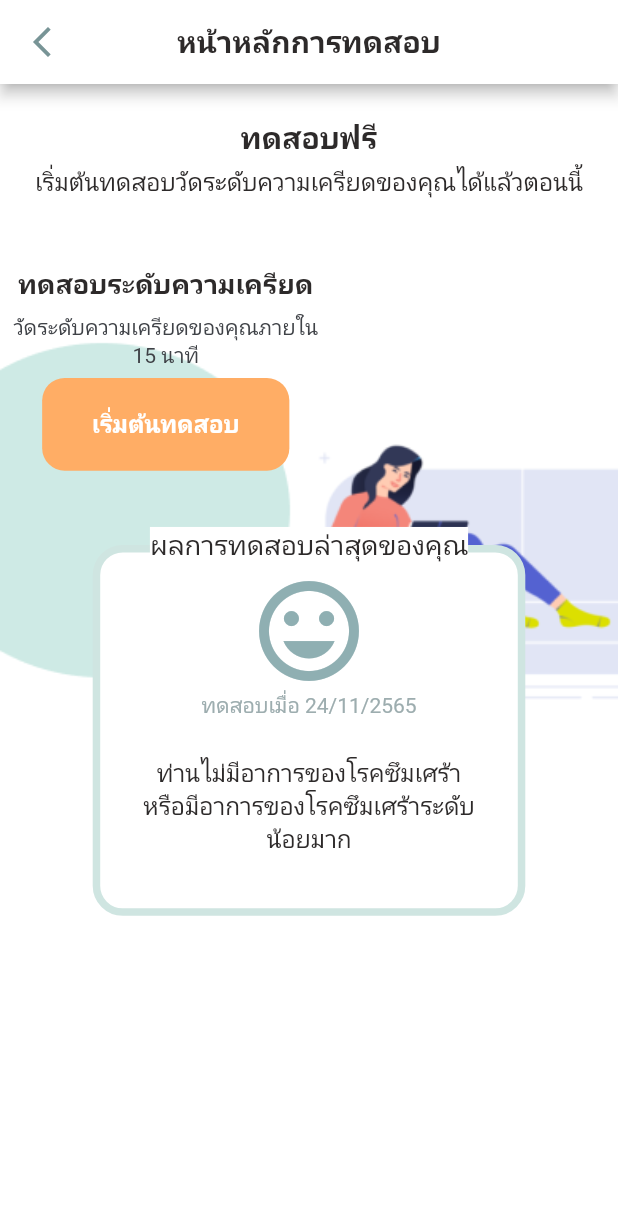
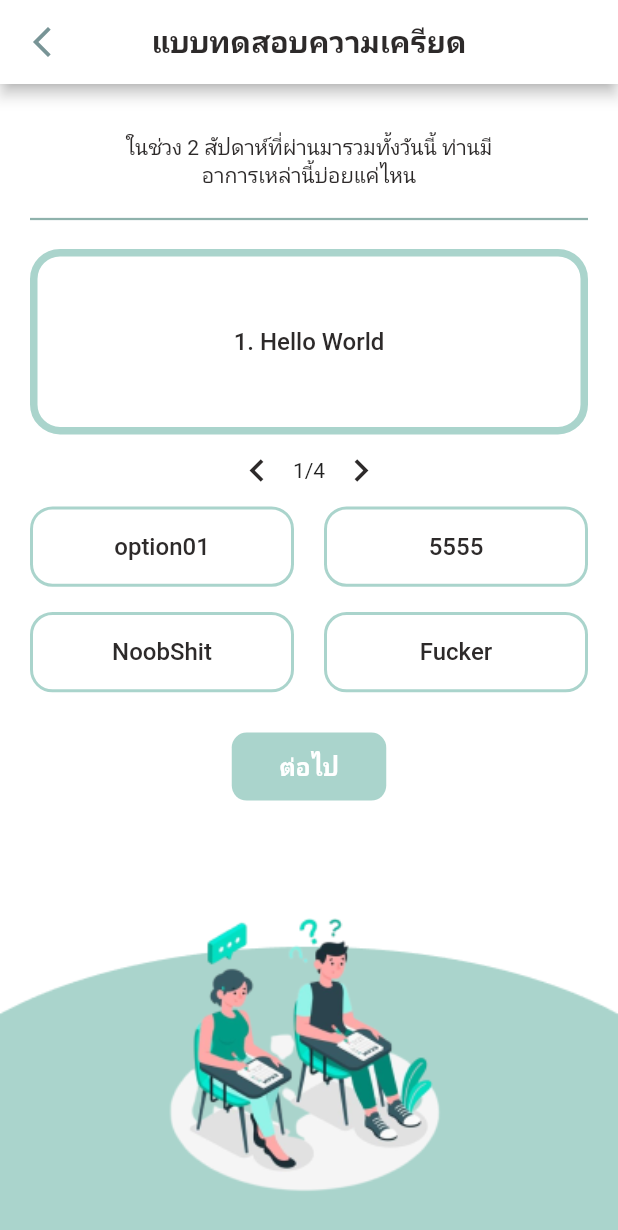
Before and after one commit to aofattaporn/jitD_fronted, a Flutter app: the ResultTest screen opened directly, after a tap on "เริ่มต้นทดสอบ", on a phone screen of 412 x 824 dp. Shown: the top 1230 px of the screen. Run offline on Flutter 3.47's test engine with Material 2 defaults, Android fonts, the light colour scheme and no system bars; our stand-ins replace bloc, equatable, firebase_auth, firebase_core, flutter_bloc, flutter_slidable and 9 more; missing offline and left inert: flutter_facebook_auth; accounts and stored records are empty; Roboto replaces fonts that are missing (Bai Jamjuree).

Commit message:
Add BLoC to doing testStress page - showing each question - showing each answer for the question - click to go next and go back

```diff
--- /dev/null
+++ b/lib/src/blocs/stress/stress_bloc.dart
@@ -0,0 +1,21 @@
+import 'package:bloc/bloc.dart';
+import 'package:equatable/equatable.dart';
+part 'stress_event.dart';
+part 'stress_state.dart';
+
+class StressBloc extends Bloc<StressEvent, StressState> {
+  StressBloc()
+      : super(StressState(
+          countQuestion: 0,
+          selectedAnswer: List.generate(9, (i) => 0),
+        )) {
+
+    on<QuestionNext>((event, emit) {
+      emit(state.copyWith(countQuestion: state.countQuestion + 1));
+    });
+
+    on<QuestionBack>((event, emit) {
+      emit(state.copyWith(countQuestion: state.countQuestion - 1));
+    });
+  }
+}
--- /dev/null
+++ b/lib/src/blocs/stress/stress_event.dart
@@ -0,0 +1,11 @@
+part of 'stress_bloc.dart';
+
+abstract class StressEvent extends Equatable {
+  const StressEvent();
+
+  @override
+  List<Object> get props => [];
+}
+
+class QuestionNext extends StressEvent {}
+class QuestionBack extends StressEvent {}
--- /dev/null
+++ b/lib/src/blocs/stress/stress_state.dart
@@ -0,0 +1,18 @@
+part of 'stress_bloc.dart';
+
+class StressState extends Equatable {
+  final int countQuestion;
+  final List selectedAnswer;
+  const StressState(
+      {required this.countQuestion, required this.selectedAnswer});
+
+  StressState copyWith({int? countQuestion, List? selectedAnswer}) {
+    return StressState(
+      countQuestion: countQuestion ?? this.countQuestion,
+      selectedAnswer: selectedAnswer ?? this.selectedAnswer,
+    );
+  }
+
+  @override
+  List<Object> get props => [countQuestion];
+}
--- a/lib/src/constant.dart
+++ b/lib/src/constant.dart
@@ -50,6 +50,8 @@ final TextStyle fontsTH14_black_bold = GoogleFonts.getFont(
     "Bai Jamjuree", fontSize: 14, color: textColor1, fontWeight: FontWeight.bold);
 final TextStyle fontsTH16_black_bold = GoogleFonts.getFont(
     "Bai Jamjuree", fontSize: 16, color: textColor1, fontWeight: FontWeight.bold);
+final TextStyle fontsTH16_black_w500 = GoogleFonts.getFont(
+    "Bai Jamjuree", fontSize: 16, color: textColor1, fontWeight: FontWeight.w500);
 final TextStyle fontsTH16_Red = GoogleFonts.getFont(
     "Bai Jamjuree", fontSize: 16, color: statusColorError);
 final TextStyle fontsTH16_Black = GoogleFonts.getFont(
--- a/lib/src/constant/constant_fonts.dart
+++ b/lib/src/constant/constant_fonts.dart
@@ -22,6 +22,8 @@ final TextStyle fontsTH12TextColor2 =
     GoogleFonts.getFont("Bai Jamjuree", fontSize: 12, color: textColor2);
 final TextStyle fontsTH14TextColor2 =
     GoogleFonts.getFont("Bai Jamjuree", fontSize: 14, color: textColor2);
+final TextStyle fontsTH14_black =
+GoogleFonts.getFont("Bai Jamjuree", fontSize: 14, color: textColor1);
 final TextStyle fontsTH16TextColor2 =
     GoogleFonts.getFont("Bai Jamjuree", fontSize: 16, color: textColor2);
 final TextStyle fontsTH20TextColor2Bold = GoogleFonts.getFont("Bai Jamjuree",
--- a/lib/src/screens/profile/ProfilePage.dart
+++ b/lib/src/screens/profile/ProfilePage.dart
@@ -22,8 +22,8 @@ import 'package:shimmer/shimmer.dart';
 import '../../blocs/user/user_bloc.dart';
 import '../../blocs/user/user_event.dart';
 import '../../constant/constant_fonts.dart';
-import '../test_stress/result_counsellor.dart';
-import '../test_stress/result_test.dart';
+import '../test_stress/consultTest.dart';
+import '../test_stress/stressTest.dart';
 import 'DialogPetName.dart';
 import 'buildMyPost.dart';
 
--- /dev/null
+++ b/lib/src/screens/test_stress/stressData.dart
@@ -0,0 +1,38 @@
+List quizData = [
+  {
+    'questionText': '1. Hello World',
+    'answer': [
+      {'text': 'option01', 'score': 0},
+      {'text': '5555', 'score': 1},
+      {'text': 'NoobShit', 'score': 0},
+      {'text': 'Fucker', 'score': 0},
+    ]
+  },
+  {
+    'questionText': '2. World Hello',
+    'answer': [
+      {'text': 'monkey', 'score': 0},
+      {'text': 'Wow', 'score': 0},
+      {'text': 'Zoo', 'score': 1},
+      {'text': 'Kangaroo', 'score': 0},
+    ]
+  },
+  {
+    'questionText': '3. World Hello',
+    'answer': [
+      {'text': 'monkey', 'score': 0},
+      {'text': 'Wow', 'score': 0},
+      {'text': 'Zoo', 'score': 1},
+      {'text': 'Kangaroo', 'score': 0},
+    ]
+  },
+  {
+    'questionText': '4. World Hello',
+    'answer': [
+      {'text': 'monkey', 'score': 0},
+      {'text': 'Wow', 'score': 0},
+      {'text': 'Zoo', 'score': 1},
+      {'text': 'Kangaroo', 'score': 0},
+    ]
+  },
+];
--- /dev/null
+++ b/lib/src/screens/test_stress/stressQuiz.dart
@@ -0,0 +1,200 @@
+import 'package:flutter/material.dart';
+import 'package:jitd_client/src/constant/constant_fonts.dart';
+import 'package:flutter_bloc/flutter_bloc.dart';
+import 'package:jitd_client/src/screens/test_stress/stressData.dart';
+import '../../blocs/stress/stress_bloc.dart';
+import '../../constant.dart';
+
+class StressQuiz extends StatefulWidget {
+  const StressQuiz({Key? key}) : super(key: key);
+
+  @override
+  State<StressQuiz> createState() => StressQuizState();
+}
+
+class StressQuizState extends State<StressQuiz> {
+  List quiz = quizData;
+
+  @override
+  Widget build(BuildContext context) {
+    return Scaffold(
+      appBar: AppBar(
+        leading: IconButton(
+          icon: const Icon(
+            Icons.arrow_back_ios_new,
+            color: secondaryColorDark,
+          ),
+          onPressed: () {
+            Navigator.pop(context);
+          },
+        ),
+        backgroundColor: Colors.white,
+        centerTitle: true,
+        title: Text(
+          "แบบทดสอบความเครียด",
+          style: fontsTH20_black_bold,
+        ),
+      ),
+      body: Container(
+        width: MediaQuery.of(context).size.width,
+        height: MediaQuery.of(context).size.height,
+        decoration: const BoxDecoration(
+            image: DecorationImage(
+                image: AssetImage("assets/images/doing_test_wallpaper.png"),
+                fit: BoxFit.cover)),
+        child: Padding(
+          padding: const EdgeInsets.all(20),
+          child: BlocProvider(
+            create: (_) => StressBloc(),
+            child: BlocBuilder<StressBloc, StressState>(
+              builder: (context, state) {
+                return Column(
+                  children: [
+                    header(context),
+                    const Divider(
+                      thickness: 1.5,
+                      color: primaryColorDark,
+                    ),
+                    questionText(context, state),
+                    questionNavigate(context, state),
+                    answerBox(state),
+                    submitButton(state, context)
+                  ],
+                );
+              },
+            ),
+          ),
+        ),
+      ),
+    );
+  }
+
+  Padding header(BuildContext context) {
+    return Padding(
+      padding: EdgeInsets.symmetric(
+          vertical: MediaQuery.of(context).devicePixelRatio * 8),
+      child: SizedBox(
+        width: MediaQuery.of(context).size.width * 0.6,
+        child: Text(
+          "ในช่วง 2 สัปดาห์ที่ผ่านมารวมทั้งวันนี้ ท่านมีอาการเหล่านี้บ่อยแค่ไหน",
+          style: fontsTH14_black,
+          textAlign: TextAlign.center,
+        ),
+      ),
+    );
+  }
+
+  Padding submitButton(StressState state, BuildContext context) {
+    return Padding(
+      padding: const EdgeInsets.only(top: 10),
+      child: GestureDetector(
+        onTap: () {
+          if (state.countQuestion < quiz.length - 1) {
+            context.read<StressBloc>().add(QuestionNext());
+          }
+        },
+        child: Container(
+          width: MediaQuery.of(context).size.width * 0.25,
+          height: MediaQuery.of(context).size.height * 0.055,
+          decoration: BoxDecoration(
+              color: primaryColor, borderRadius: BorderRadius.circular(10)),
+          child: Center(
+              child: Text(
+            state.countQuestion != quiz.length - 1 ? "ต่อไป" : "ส่งคำตอบ",
+            style: fontsTH16White,
+          )),
+        ),
+      ),
+    );
+  }
+
+  GridView answerBox(StressState state) {
+    return GridView.count(
+      shrinkWrap: true,
+      crossAxisSpacing: 20,
+      childAspectRatio: 2.5,
+      crossAxisCount: 2,
+      children: List.generate(
+          4,
+          (listIndex) => ListView.builder(
+              itemCount: 1,
+              itemBuilder: (context, index) {
+                return GestureDetector(
+                  onTap: () {
+
+                  },
+                  child: Container(
+                    height: MediaQuery.of(context).size.height * 0.065,
+                    decoration: BoxDecoration(
+                      color: Colors.white,
+                      border: Border.all(color: primaryColor, width: 2),
+                      borderRadius: BorderRadius.circular(15),
+                    ),
+                    child: Center(
+                      child: Text(
+                        quiz[state.countQuestion]['answer'][listIndex]['text'],
+                        style: fontsTH16_black_w500,
+                      ),
+                    ),
+                  ),
+                );
+              })).toList(),
+    );
+  }
+
+  Padding questionText(BuildContext context, StressState state) {
+    return Padding(
+      padding:
+          EdgeInsets.only(top: MediaQuery.of(context).devicePixelRatio * 8),
+      child: Container(
+        width: MediaQuery.of(context).size.width,
+        height: MediaQuery.of(context).size.height * 0.15,
+        decoration: BoxDecoration(
+            borderRadius: BorderRadius.circular(20),
+            border: Border.all(color: primaryColor, width: 5)),
+        child: Padding(
+          padding: const EdgeInsets.symmetric(vertical: 25, horizontal: 35),
+          child: Center(
+              child: Text(
+            quiz[state.countQuestion]['questionText'],
+            style: fontsTH16_black_w500,
+            textAlign: TextAlign.center,
+          )),
+        ),
+      ),
+    );
+  }
+
+  Row questionNavigate(BuildContext context, StressState state) {
+    return Row(
+      mainAxisAlignment: MainAxisAlignment.center,
+      children: [
+        IconButton(
+          icon: const Icon(
+            Icons.navigate_before,
+            size: 30,
+            color: textColor1,
+          ),
+          onPressed: () {
+            if (state.countQuestion > 0) {
+              context.read<StressBloc>().add(QuestionBack());
+            }
+          },
+        ),
+        Text('${(state.countQuestion + 1).toString()}/${quiz.length}'),
+        IconButton(
+          icon: const Icon(
+            Icons.navigate_next,
+            size: 30,
+            color: textColor1,
+          ),
+          onPressed: () {
+            if (state.countQuestion < quiz.length - 1) {
+              context.read<StressBloc>().add(QuestionNext());
+            }
+          },
+        )
+      ],
+    );
+  }
+}
--- a/lib/src/screens/test_stress/result_test.dart
+++ b/lib/src/screens/test_stress/stressTest.dart
@@ -1,6 +1,7 @@
 import 'package:flutter/cupertino.dart';
 import 'package:flutter/material.dart';
 import 'package:jitd_client/src/constant/constant_fonts.dart';
+import 'package:jitd_client/src/screens/test_stress/stressQuiz.dart';
 
 import '../../constant.dart';
 
@@ -152,7 +153,12 @@ class ResultTestState extends State<ResultTest> {
                 ),
               ),
               GestureDetector(
-                onTap: () {},
+                onTap: () {
+                  Navigator.push(
+                      context,
+                      MaterialPageRoute(
+                          builder: (context) => const StressQuiz()));
+                },
                 child: Container(
                   width: MediaQuery.of(context).size.width * 0.4,
                   height: MediaQuery.of(context).size.height * 0.075,
```
Also changed, not shown: lib/src/screens/test_stress/exanmination.dart (deleted, +0 -378 lines), assets/images/doing_test_wallpaper.png (added), lib/src/screens/test_stress/consultTest.dart (renamed from lib/src/screens/test_stress/result_counsellor.dart).
